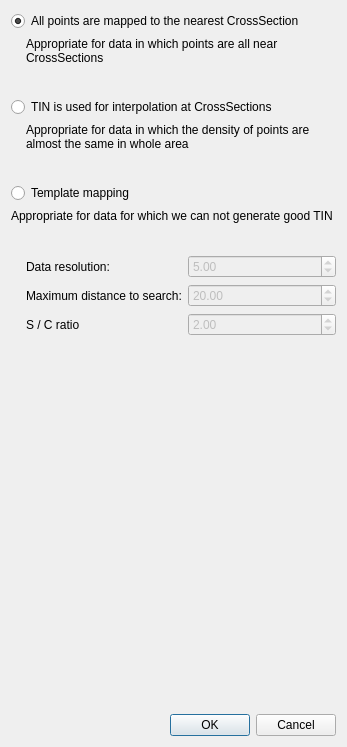
The window that apps/rivmaker/dialogs/mappingsettingdialog.ui (i-RIC/prepost-gui) describes before a commit, drawn with Qt 5.
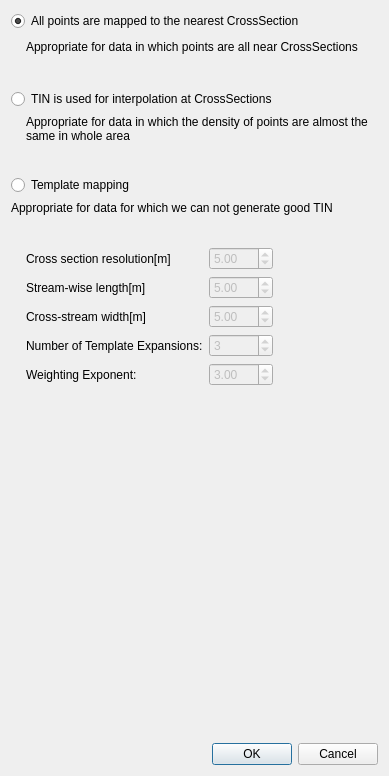
The same window after the commit. Icons and pictures are not drawn.

```diff
--- a/apps/rivmaker/dialogs/mappingsettingdialog.ui
+++ b/apps/rivmaker/dialogs/mappingsettingdialog.ui
@@ -6,8 +6,8 @@
    <rect>
     <x>0</x>
     <y>0</y>
-    <width>347</width>
-    <height>747</height>
+    <width>389</width>
+    <height>776</height>
    </rect>
   </property>
   <property name="windowTitle">
@@ -225,7 +225,7 @@
        <item row="0" column="0">
         <widget class="QLabel" name="resolutionLabel">
          <property name="text">
-          <string>Data resolution:</string>
+          <string>Cross section resolution[m]</string>
          </property>
         </widget>
        </item>
@@ -248,7 +248,7 @@
        <item row="1" column="0">
         <widget class="QLabel" name="maxLabel">
          <property name="text">
-          <string>Maximum distance to search:</string>
+          <string>Stream-wise length[m]</string>
          </property>
         </widget>
        </item>
@@ -258,25 +258,71 @@
           <bool>false</bool>
          </property>
          <property name="minimum">
-          <double>1.000000000000000</double>
+          <double>0.010000000000000</double>
          </property>
          <property name="maximum">
           <double>100.000000000000000</double>
          </property>
          <property name="value">
-          <double>20.000000000000000</double>
+          <double>5.000000000000000</double>
          </property>
         </widget>
        </item>
        <item row="2" column="0">
         <widget class="QLabel" name="scRatioLabel">
          <property name="text">
-          <string>S / C ratio</string>
+          <string>Cross-stream width[m]</string>
          </property>
         </widget>
        </item>
        <item row="2" column="1">
-        <widget class="QDoubleSpinBox" name="ratioSpinBox">
+        <widget class="QDoubleSpinBox" name="crossLengthSpinBox">
+         <property name="enabled">
+          <bool>false</bool>
+         </property>
+         <property name="minimum">
+          <double>0.010000000000000</double>
+         </property>
+         <property name="maximum">
+          <double>100.000000000000000</double>
+         </property>
+         <property name="value">
+          <double>5.000000000000000</double>
+         </property>
+        </widget>
+       </item>
+       <item row="3" column="0">
+        <widget class="QLabel" name="numExpansionsLabel">
+         <property name="text">
+          <string>Number of Template Expansions:</string>
+         </property>
+        </widget>
+       </item>
+       <item row="3" column="1">
+        <widget class="QSpinBox" name="numExpansionsSpinBox">
+         <property name="enabled">
+          <bool>false</bool>
+         </property>
+         <property name="minimum">
+          <number>1</number>
+         </property>
+         <property name="maximum">
+          <number>10</number>
+         </property>
+         <property name="value">
+          <number>3</number>
+         </property>
+        </widget>
+       </item>
+       <item row="4" column="0">
+        <widget class="QLabel" name="exponentLabel">
+         <property name="text">
+          <string>Weighting Exponent:</string>
+         </property>
+        </widget>
+       </item>
+       <item row="4" column="1">
+        <widget class="QDoubleSpinBox" name="exponentSpinBox">
          <property name="enabled">
           <bool>false</bool>
          </property>
@@ -287,12 +333,25 @@
           <double>10.000000000000000</double>
          </property>
          <property name="value">
-          <double>2.000000000000000</double>
+          <double>3.000000000000000</double>
          </property>
         </widget>
        </item>
       </layout>
      </item>
+     <item>
+      <spacer name="horizontalSpacer_7">
+       <property name="orientation">
+        <enum>Qt::Horizontal</enum>
+       </property>
+       <property name="sizeHint" stdset="0">
+        <size>
+         <width>40</width>
+         <height>20</height>
+        </size>
+       </property>
+      </spacer>
+     </item>
     </layout>
    </item>
    <item>
```
Left out of the diff: 63 changed lines with no effect on the pictures.
